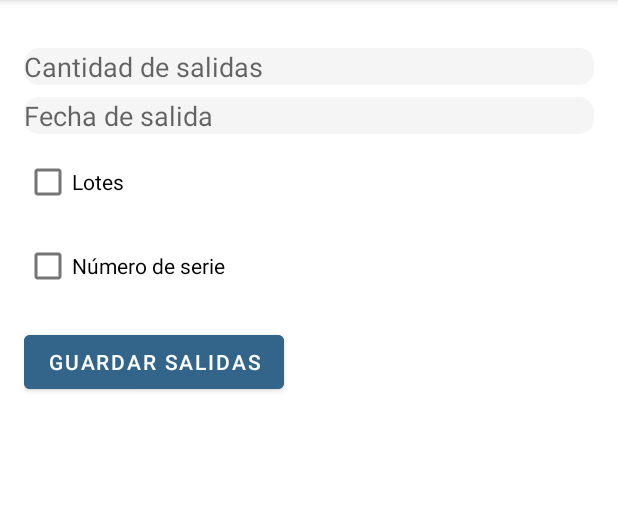
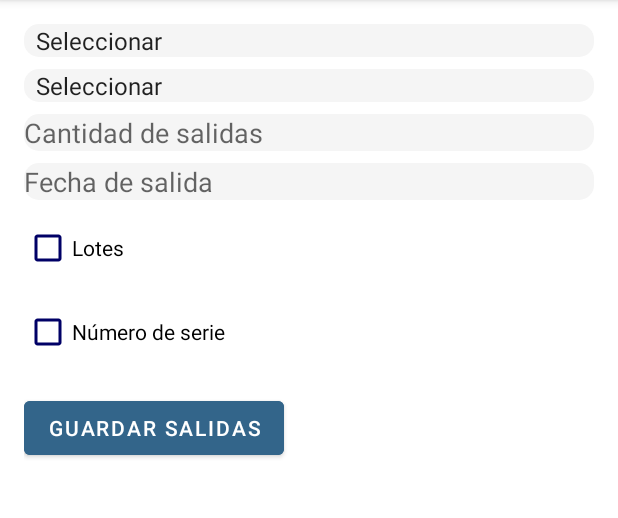
Before and after one commit to mhernandez-sys/App_DemoTienda, an Android app: the fragment SalidasFragment shown on its own in the app's theme, on a phone screen of 412 x 824 dp, the part 84-602 px from its top. Run offline under Robolectric (Android 15) with nearby library versions, the phone set to English and light mode, and no system bars; Roboto replaces fonts that are not available here.

Commit message:
{MH} tercer commit RM_ES (Se inicio las modificaciones de salidas) [23/07/24-4:42]

```diff
--- a/app/src/main/java/com/example/demo/ui/Entrada_y_Salidas/SalidasFragment.java
+++ b/app/src/main/java/com/example/demo/ui/Entrada_y_Salidas/SalidasFragment.java
@@ -25,16 +25,18 @@ import com.example.demo.main.KeyDwonFragment;
 public class SalidasFragment extends KeyDwonFragment {
 
     private String cantidadIngresada;
+    private CheckBox CB_SalLote, CB_SalUnidad;
+
 
     @Override
     public View onCreateView(@NonNull LayoutInflater inflater, ViewGroup container, Bundle savedInstanceState) {
         View view = inflater.inflate(R.layout.fragment_salidas, container, false);
 
-        CheckBox checkboxSalida1 = view.findViewById(R.id.checkbox_salida_1);
-        CheckBox checkboxSalida2 = view.findViewById(R.id.checkbox_salida_2);
+        CB_SalLote = view.findViewById(R.id.CB_SalLote);
+        CB_SalUnidad = view.findViewById(R.id.CB_SalUnidad);
         EditText editTextCantidad = view.findViewById(R.id.edit_text_salida_1);
 
-        checkboxSalida1.setOnCheckedChangeListener(new CompoundButton.OnCheckedChangeListener() {
+        CB_SalLote.setOnCheckedChangeListener(new CompoundButton.OnCheckedChangeListener() {
             @Override
             public void onCheckedChanged(CompoundButton buttonView, boolean isChecked) {
                 if (isChecked) {
@@ -44,7 +46,7 @@ public class SalidasFragment extends KeyDwonFragment {
             }
         });
 
-        checkboxSalida2.setOnCheckedChangeListener(new CompoundButton.OnCheckedChangeListener() {
+        CB_SalUnidad.setOnCheckedChangeListener(new CompoundButton.OnCheckedChangeListener() {
             @Override
             public void onCheckedChanged(CompoundButton buttonView, boolean isChecked) {
                 if (isChecked) {
--- a/app/src/main/res/layout/fragment_entradas.xml
+++ b/app/src/main/res/layout/fragment_entradas.xml
@@ -65,13 +65,13 @@
                 android:id="@+id/TV_Cajas"
                 android:layout_width="0dp"
                 android:layout_height="wrap_content"
-                android:text="Num. de cajas:"
-                android:visibility="gone"
-                android:textSize="16sp"
+                android:layout_gravity="center"
                 android:layout_margin="4dp"
                 android:layout_weight="1"
-                android:layout_gravity="center"
-                android:gravity="center"/>
+                android:gravity="center"
+                android:text="Num. de cajas:"
+                android:textSize="16sp"
+                android:visibility="gone" />
 
             <EditText
                 android:id="@+id/Et_CanCajas"
@@ -80,8 +80,8 @@
                 android:layout_gravity="center"
                 android:layout_weight="2"
                 android:hint="Inserte cantidad"
+                android:inputType="number"
                 android:textSize="16dp"
-                android:inputType="number"
                 android:visibility="gone" />
 
         </LinearLayout>
@@ -95,13 +95,13 @@
                 android:id="@+id/TV_Cantidad"
                 android:layout_width="0dp"
                 android:layout_height="wrap_content"
-                android:text="Piezas:"
-                android:visibility="gone"
-                android:textSize="16sp"
+                android:layout_gravity="center"
                 android:layout_margin="4dp"
                 android:layout_weight="1"
-                android:layout_gravity="center"
-                android:gravity="center"/>
+                android:gravity="center"
+                android:text="Piezas:"
+                android:textSize="16sp"
+                android:visibility="gone" />
 
             <EditText
                 android:id="@+id/ET_PiezasCaja"
@@ -110,8 +110,8 @@
                 android:layout_gravity="center"
                 android:layout_weight="2"
                 android:hint="Numero de piezas"
+                android:inputType="number"
                 android:textSize="16dp"
-                android:inputType="number"
                 android:visibility="gone" />
 
         </LinearLayout>
@@ -120,11 +120,11 @@
             android:id="@+id/BT_Añadir"
             android:layout_width="wrap_content"
             android:layout_height="wrap_content"
+            android:layout_gravity="center"
             android:backgroundTint="@color/boton_colores"
             android:text="Añadir"
             android:textColor="@color/white"
-            android:layout_gravity="center"
-            android:visibility="gone"/>
+            android:visibility="gone" />
 
     </LinearLayout>
 
--- a/app/src/main/res/layout/fragment_salidas.xml
+++ b/app/src/main/res/layout/fragment_salidas.xml
@@ -1,5 +1,5 @@
 <!-- res/layout/activity_main.xml -->
-<RelativeLayout xmlns:android="http://schemas.android.com/apk/res/android"
+<LinearLayout xmlns:android="http://schemas.android.com/apk/res/android"
     android:layout_width="match_parent"
     android:layout_height="match_parent"
     android:id="@+id/main_layout">
@@ -15,6 +15,7 @@
             android:layout_width="match_parent"
             android:layout_height="wrap_content"
             android:layout_marginBottom="8dp"
+            android:entries="@array/sp_provedores"
             android:background="@drawable/borde_redondeado2" />
 
         <Spinner
@@ -22,6 +23,7 @@
             android:layout_width="match_parent"
             android:layout_height="wrap_content"
             android:layout_marginBottom="8dp"
+            android:entries="@array/sp_productos"
             android:background="@drawable/borde_redondeado2" />
 
         <EditText
@@ -30,6 +32,7 @@
             android:layout_height="wrap_content"
             android:hint="Cantidad de salidas"
             android:layout_marginBottom="8dp"
+            android:gravity=""
             android:background="@drawable/borde_redondeado" />
 
         <EditText
@@ -41,17 +44,96 @@
             android:background="@drawable/borde_redondeado" />
 
         <CheckBox
-            android:id="@+id/checkbox_salida_1"
+            android:id="@+id/CB_SalLote"
             android:layout_width="wrap_content"
             android:layout_height="wrap_content"
-            android:text="Lotes"
-            android:layout_marginBottom="8dp" />
+            android:layout_marginBottom="8dp"
+            android:buttonTint="@color/azul1.1"
+            android:text="Lotes" />
+
+        <LinearLayout
+            android:id="@+id/LL_SalidasLote"
+            android:layout_width="match_parent"
+            android:layout_height="match_parent"
+            android:orientation="vertical">
+
+            <LinearLayout
+                android:layout_width="match_parent"
+                android:layout_height="match_parent"
+                android:orientation="horizontal">
+
+                <TextView
+                    android:layout_width="0dp"
+                    android:layout_height="wrap_content"
+                    android:layout_gravity="center"
+                    android:layout_margin="4dp"
+                    android:layout_weight="1"
+                    android:gravity="center"
+                    android:text="Num. de cajas:"
+                    android:textSize="16sp"
+                    android:visibility="gone" />
+
+                <EditText
+                    android:id="@+id/Et_SalCajasCan"
+                    android:layout_width="0dp"
+                    android:layout_height="wrap_content"
+                    android:layout_gravity="center"
+                    android:layout_weight="2"
+                    android:hint="Inserte cantidad"
+                    android:inputType="number"
+                    android:textSize="16dp"
+                    android:visibility="gone" />
+
+            </LinearLayout>
+
+            <LinearLayout
+                android:layout_width="match_parent"
+                android:layout_height="match_parent"
+                android:orientation="horizontal">
+
+                <TextView
+                    android:layout_width="0dp"
+                    android:layout_height="wrap_content"
+                    android:layout_gravity="center"
+                    android:layout_margin="4dp"
+                    android:layout_weight="1"
+                    android:gravity="center"
+                    android:text="Piezas:"
+                    android:textSize="16sp"
+                    android:visibility="gone" />
+
+                <EditText
+                    android:id="@+id/ET_SalPiezasCaja"
+                    android:layout_width="0dp"
+                    android:layout_height="wrap_content"
+                    android:layout_gravity="center"
+                    android:layout_weight="2"
+                    android:hint="Numero de piezas"
+                    android:inputType="number"
+                    android:textSize="16dp"
+                    android:visibility="gone" />
+
+            </LinearLayout>
+
+            <Button
+                android:id="@+id/BT_Añadir"
+                android:layout_width="wrap_content"
+                android:layout_height="wrap_content"
+                android:layout_gravity="center"
+                android:backgroundTint="@color/boton_colores"
+                android:text="Añadir"
+                android:textColor="@color/white"
+                android:visibility="gone" />
+
+        </LinearLayout>
+
 
         <CheckBox
-            android:id="@+id/checkbox_salida_2"
+            android:id="@+id/CB_SalUnidad"
             android:layout_width="wrap_content"
             android:layout_height="wrap_content"
             android:text="Número de serie"
+            android:buttonTint="@color/azul1.1"
             android:layout_marginBottom="16dp" />
 
         <Button
@@ -62,4 +144,4 @@
             android:backgroundTint="@color/boton_colores"
             android:textColor="@color/white" />
     </LinearLayout>
-</RelativeLayout>
+</LinearLayout>
```
